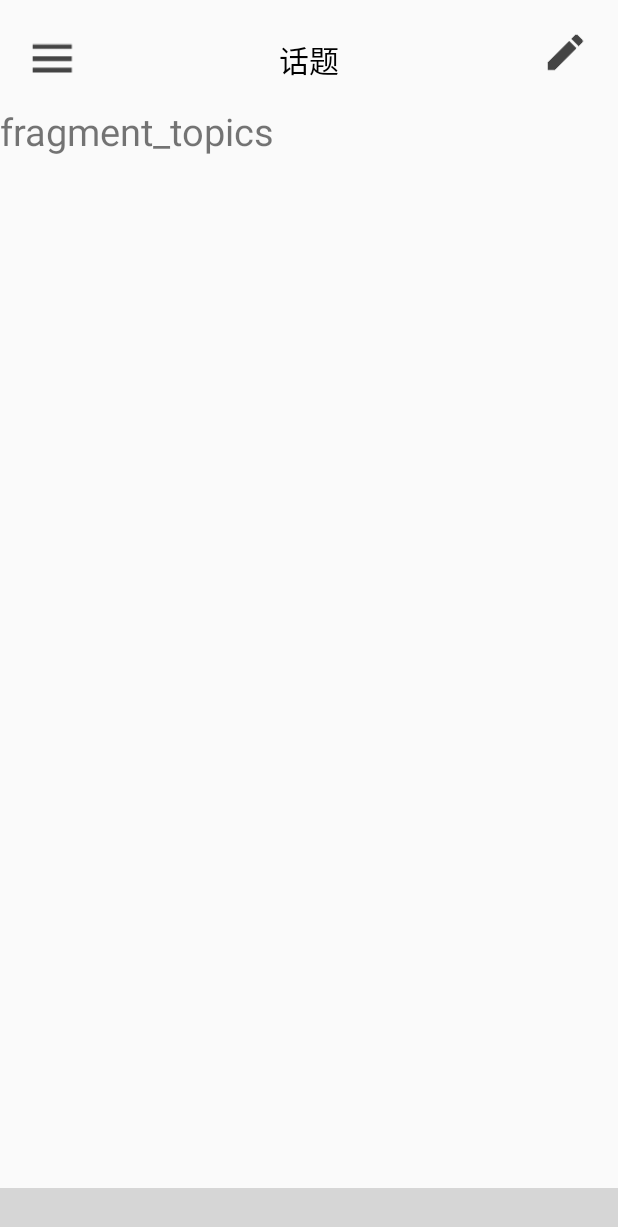
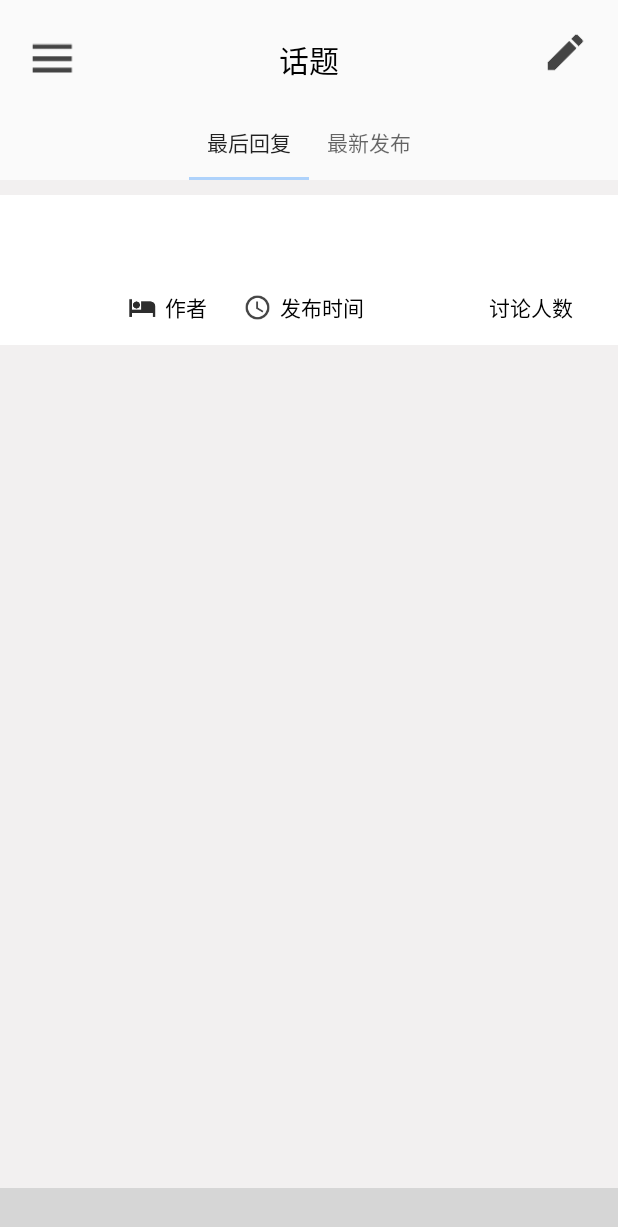
Before and after one commit to Nza6920/Mamer, an Android app: the screen it shows after launch (BottomNavigationBarActivity), on a phone screen of 412 x 824 dp. Shown: the top 1227 px of the screen. Run offline under Robolectric (Android 15) with nearby library versions, the phone set to English and light mode, and no system bars; our stand-ins replace CircleImageView; libraries missing offline, so code that uses them is left out: com.ashokvarma.bottomnavigation; plain views replace BottomNavigationBar; 5 statements that could not run were skipped; grey boxes are pictures that could not be loaded.

Commit message:
实现话题内容选项卡

```diff
--- a/app/src/main/java/com/example/my/mamer/BottomNavigationBarActivity.java
+++ b/app/src/main/java/com/example/my/mamer/BottomNavigationBarActivity.java
@@ -141,7 +141,6 @@ public class BottomNavigationBarActivity extends AppCompatActivity implements Bo
                 if (User.getUserPassKey()!=null){
                 Intent intent=new Intent(BottomNavigationBarActivity.this,TopicsNewTopicActivity.class);
                 startActivity(intent);
-                finish();
                 }else {
                     Message msg1 = new Message();
                     msg1.what = MESSAGE_ERROR;
--- a/app/src/main/java/com/example/my/mamer/LoginActivity.java
+++ b/app/src/main/java/com/example/my/mamer/LoginActivity.java
@@ -213,7 +213,7 @@ public class LoginActivity extends AppCompatActivity {
                             Log.d("Tag",userPassKey);
                             User.setUserPassKey(userPassKey);
                             User.setUserPassKey_type(userPassKey_type);
-                            Intent intent=new Intent(LoginActivity.this,BottomNavigationBarActivity.class);
+                            Intent intent=new Intent(LoginActivity.this,UserHomePageActivity.class);
                             startActivity(intent);
                             finish();
                             break;
--- a/app/src/main/java/com/example/my/mamer/TopicsFragment.java
+++ b/app/src/main/java/com/example/my/mamer/TopicsFragment.java
@@ -1,17 +1,67 @@
 package com.example.my.mamer;
 
 import android.os.Bundle;
+import android.support.design.widget.TabLayout;
 import android.support.v4.app.Fragment;
+import android.support.v4.view.ViewPager;
 import android.view.LayoutInflater;
 import android.view.View;
 import android.view.ViewGroup;
 
+import com.example.my.mamer.adapter.TopicTabAdapter;
+import com.example.my.mamer.fragment.TopicLastReply;
+import com.example.my.mamer.fragment.TopicLatestRelease;
+
+import java.util.ArrayList;
+
 public class TopicsFragment extends Fragment {
-
+//    title
+    private TabLayout titleInfoLayout;
+    private ViewPager contentInfoView;
+//    fragment
+    private TopicLastReply topicLastReply;
+    private TopicLatestRelease topicLatestRelease;
+//    list
+    private ArrayList<Fragment> listFragment;
+    private ArrayList<String> listTitle;
+//    适配器
+    private TopicTabAdapter adapter;
     @Override
     public View onCreateView(LayoutInflater inflater,ViewGroup container,Bundle savedInstanceState) {
         View view=inflater.inflate(R.layout.fragment_topics,container,false);
+//        初始化控件
+        titleInfoLayout=view.findViewById(R.id.topic_info_title);
+        contentInfoView=view.findViewById(R.id.topic_info_content);
+//        初始化各fragment
+        topicLastReply=new TopicLastReply();
+        topicLatestRelease=new TopicLatestRelease();
+
         return view;
+    }
+
+    @Override
+    public void onActivityCreated(Bundle savedInstanceState) {
+        super.onActivityCreated(savedInstanceState);
+//        装入fragment
+        listFragment=new ArrayList<>();
+        listFragment.add(topicLastReply);
+        listFragment.add(topicLatestRelease);
+//装入title名
+        listTitle=new ArrayList<>();
+        listTitle.add("最后回复");
+        listTitle.add("最新发布");
+//        设置tabLayout模式
+        titleInfoLayout.setTabMode(TabLayout.MODE_FIXED);
+        titleInfoLayout.setTabGravity(TabLayout.GRAVITY_CENTER);
+//        为TabLayout添加tab名称
+        titleInfoLayout.addTab(titleInfoLayout.newTab().setText(listTitle.get(0)));
+        titleInfoLayout.addTab(titleInfoLayout.newTab().setText(listTitle.get(1)));
+        adapter=new TopicTabAdapter(getChildFragmentManager(),listFragment,listTitle);
+
+//        viewPager加载adapter
+        contentInfoView.setAdapter(adapter);
+//        tabLayout加载viewPager
+        titleInfoLayout.setupWithViewPager(contentInfoView);
 
     }
 }
--- a/app/src/main/java/com/example/my/mamer/UserFragment.java
+++ b/app/src/main/java/com/example/my/mamer/UserFragment.java
@@ -90,14 +90,12 @@ public class UserFragment extends Fragment {
                 }
             });
 
+        }else {
+            userUnloginLayout.setVisibility(View.GONE);
+            userMamerEnergyLayout.setVisibility(View.VISIBLE);
         }
 
     }
-
-
-
-
-
     //    处理并显示数据
     private void showUserInfo(){
 
--- /dev/null
+++ b/app/src/main/java/com/example/my/mamer/adapter/TopicTabAdapter.java
@@ -0,0 +1,39 @@
+package com.example.my.mamer.adapter;
+
+import android.support.v4.app.Fragment;
+import android.support.v4.app.FragmentManager;
+import android.support.v4.app.FragmentPagerAdapter;
+import android.view.ViewGroup;
+
+import java.util.List;
+
+public class TopicTabAdapter extends FragmentPagerAdapter {
+//    fragment列名
+    private List<Fragment> listFragment;
+//    tab名的列表
+    private List<String> listTitle;
+    public TopicTabAdapter(FragmentManager fm,List<Fragment> listFragment,List<String> listTitle) {
+        super(fm);
+        this.listFragment=listFragment;
+        this.listTitle=listTitle;
+    }
+
+    @Override
+    public Fragment getItem(int i) {
+        return listFragment.get(i);
+    }
+
+    @Override
+    public int getCount() {
+        return listTitle.size();
+    }
+    @Override
+    public CharSequence getPageTitle(int position){
+        return listTitle.get(position%listTitle.size());
+    }
+//    给定的位置移除相应的view
+    @Override
+    public void destroyItem(ViewGroup container, int position,Object object) {
+        super.destroyItem(container, position, object);
+    }
+}
--- /dev/null
+++ b/app/src/main/java/com/example/my/mamer/fragment/TopicLastReply.java
@@ -0,0 +1,22 @@
+package com.example.my.mamer.fragment;
+
+import android.os.Bundle;
+import android.support.v4.app.Fragment;
+import android.view.LayoutInflater;
+import android.view.View;
+import android.view.ViewGroup;
+
+import com.example.my.mamer.R;
+
+public class TopicLastReply extends Fragment {
+    @Override
+    public View onCreateView(LayoutInflater inflater,ViewGroup container,Bundle savedInstanceState) {
+        View view=inflater.inflate(R.layout.fragment_topic_cotent,container,false);
+        return view;
+    }
+
+    @Override
+    public void onActivityCreated(Bundle savedInstanceState) {
+        super.onActivityCreated(savedInstanceState);
+    }
+}
--- /dev/null
+++ b/app/src/main/java/com/example/my/mamer/fragment/TopicLatestRelease.java
@@ -0,0 +1,22 @@
+package com.example.my.mamer.fragment;
+
+import android.os.Bundle;
+import android.support.v4.app.Fragment;
+import android.view.LayoutInflater;
+import android.view.View;
+import android.view.ViewGroup;
+
+import com.example.my.mamer.R;
+
+public class TopicLatestRelease extends Fragment {
+    @Override
+    public View onCreateView(LayoutInflater inflater,ViewGroup container,Bundle savedInstanceState) {
+        View view=inflater.inflate(R.layout.fragment_topic_cotent,container,false);
+        return view;
+    }
+
+    @Override
+    public void onActivityCreated(Bundle savedInstanceState) {
+        super.onActivityCreated(savedInstanceState);
+    }
+}
--- /dev/null
+++ b/app/src/main/res/layout/fragment_topic_cotent.xml
@@ -0,0 +1,66 @@
+<?xml version="1.0" encoding="utf-8"?>
+<LinearLayout
+    xmlns:android="http://schemas.android.com/apk/res/android"
+    android:layout_width="match_parent"
+    android:layout_height="match_parent">
+    <LinearLayout
+        android:id="@+id/topic_part_content"
+        android:layout_width="match_parent"
+        android:layout_height="100dp"
+        android:gravity="center"
+        android:orientation="horizontal"
+        android:background="#fff">
+        <ImageView
+            android:id="@+id/topic_content_author_pic"
+            android:layout_width="80dp"
+            android:layout_height="80dp" />
+        <LinearLayout
+            android:layout_weight="5"
+            android:layout_width="0dp"
+            android:layout_height="100dp"
+            android:orientation="vertical">
+            <TextView
+                android:layout_width="match_parent"
+                android:layout_height="50dp"
+                android:layout_marginTop="10dp"/>
+            <LinearLayout
+                android:layout_width="match_parent"
+                android:layout_height="30dp"
+                android:orientation="horizontal">
+                <TextView
+                    android:layout_width="30dp"
+                    android:layout_height="30dp"
+                    android:gravity="center"
+                    android:background="@mipmap/ic_user_information_name"/>
+                <TextView
+                    android:layout_width="wrap_content"
+                    android:layout_height="wrap_content"
+                    android:gravity="center"
+                    android:text="作者 "
+                    android:textColor="#000"/>
+                <TextView
+                    android:layout_width="30dp"
+                    android:layout_height="30dp"
+                    android:layout_marginLeft="15dp"
+                    android:background="@mipmap/ic_topic_time"
+                    android:gravity="center"/>
+                <TextView
+                    android:layout_width="wrap_content"
+                    android:layout_height="wrap_content"
+                    android:gravity="center"
+                    android:text="发布时间 "
+                    android:textColor="#000"/>
+
+                <TextView
+                    android:layout_width="wrap_content"
+                    android:layout_height="wrap_content"
+                    android:gravity="center"
+                    android:text="讨论人数 "
+                    android:textColor="#000"
+                    android:layout_marginLeft="80dp"/>
+            </LinearLayout>
+        </LinearLayout>
+
+    </LinearLayout>
+
+</LinearLayout>
--- a/app/src/main/res/layout/fragment_topics.xml
+++ b/app/src/main/res/layout/fragment_topics.xml
@@ -1,13 +1,19 @@
 <?xml version="1.0" encoding="utf-8"?>
-<LinearLayout
-    xmlns:android="http://schemas.android.com/apk/res/android"
+<LinearLayout xmlns:android="http://schemas.android.com/apk/res/android"
     android:layout_width="match_parent"
     android:layout_height="match_parent"
+    xmlns:app="http://schemas.android.com/apk/res-auto"
     android:orientation="vertical">
-    <TextView
-        android:layout_width="wrap_content"
-        android:layout_height="wrap_content"
-        android:text="fragment_topics"
-        android:textSize="25sp"/>
+    <android.support.design.widget.TabLayout
+        android:id="@+id/topic_info_title"
+        android:layout_width="match_parent"
+        android:layout_height="50dp"/>
+    <android.support.v4.view.ViewPager
+        android:id="@+id/topic_info_content"
+        android:layout_width="match_parent"
+        android:layout_height="match_parent"
+        android:paddingTop="10dp"
+        android:background="#afefeded"/>
+
 
 </LinearLayout>
--- a/app/src/main/res/layout/fragment_user.xml
+++ b/app/src/main/res/layout/fragment_user.xml
@@ -50,7 +50,6 @@
                 android:id="@+id/user_un_login_layout"
                 android:layout_width="match_parent"
                 android:layout_height="wrap_content"
-                android:paddingLeft="10dp"
                 android:layout_marginTop="10dp"
                 android:background="#fff">
                 <TextView
```
Also changed, not shown: app/src/main/ic_topic_time-web.png (added), app/src/main/res/mipmap-hdpi/ic_topic_time.png (added), app/src/main/res/mipmap-mdpi/ic_topic_time.png (added), app/src/main/res/mipmap-xhdpi/ic_topic_time.png (added), app/src/main/res/mipmap-xxhdpi/ic_topic_time.png (added), app/src/main/res/mipmap-xxxhdpi/ic_topic_time.png (added).
